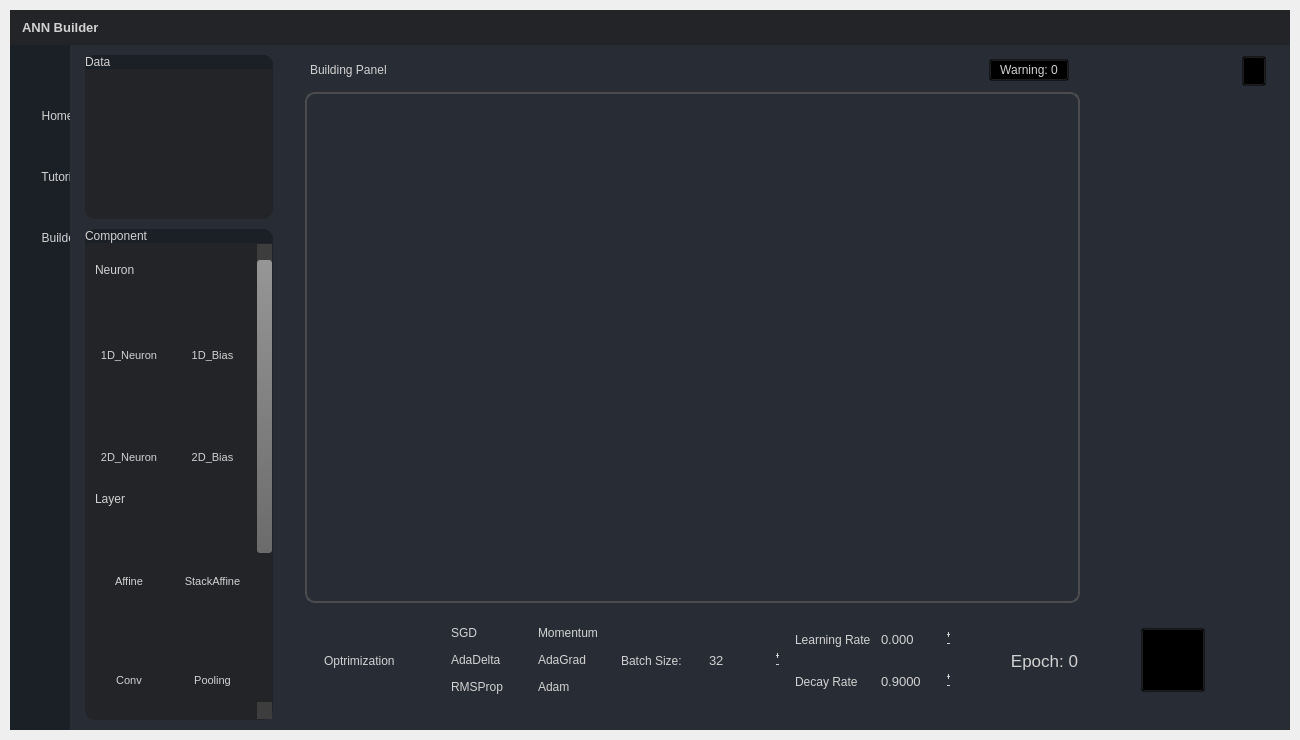
First picture: the form in ui/GuiMainWindow.ui, repository frankyiu/fyp_ANNBuilder, before the edit.
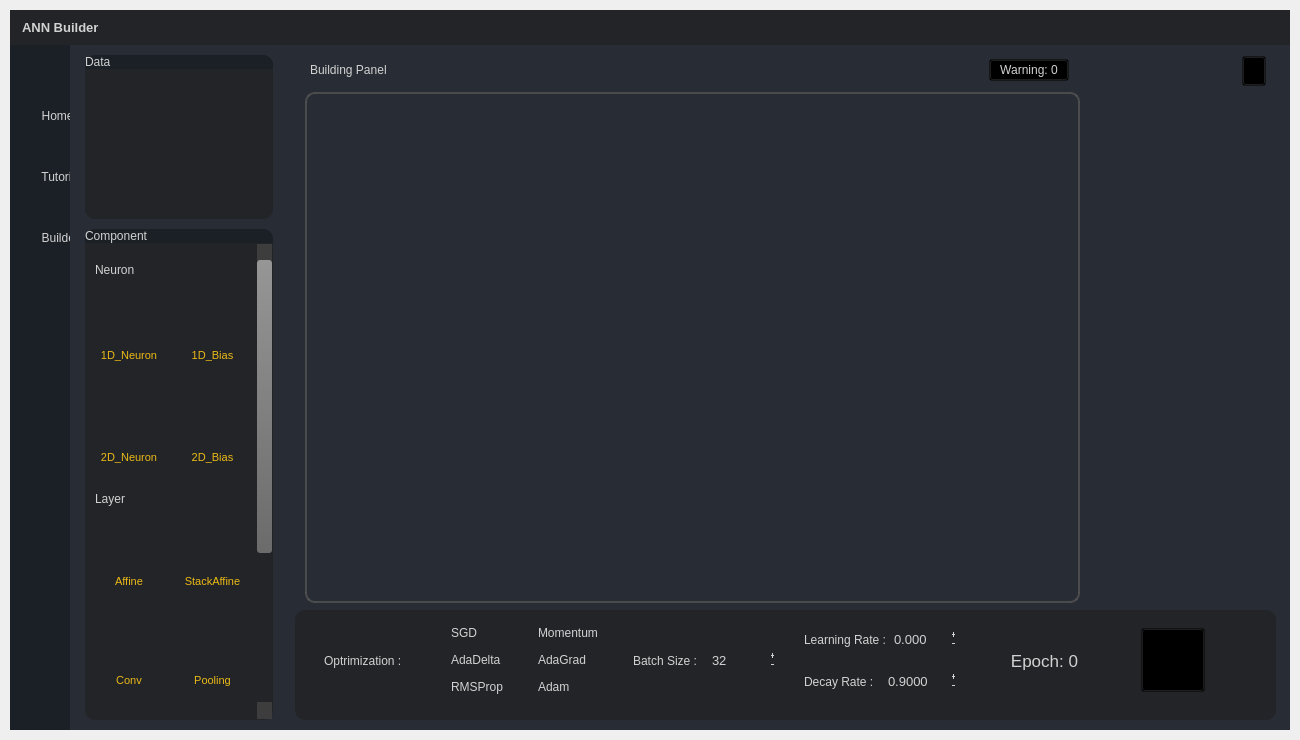
Second picture: the form after the edit. The open tabs and pages were chosen to show the change. Icons and pictures are not drawn. Custom widgets are drawn as their Qt base class.

```diff
--- a/ui/GuiMainWindow.ui
+++ b/ui/GuiMainWindow.ui
@@ -1711,6 +1711,9 @@
                                       <verstretch>0</verstretch>
                                      </sizepolicy>
                                     </property>
+                                    <property name="styleSheet">
+                                     <string notr="true">color: rgb(235, 186, 22);</string>
+                                    </property>
                                     <layout class="QGridLayout" name="gridLayout_2">
                                      <item row="1" column="0">
                                       <widget class="QWidget" name="widget_4" native="true">
@@ -2025,6 +2028,9 @@
                                       <verstretch>0</verstretch>
                                      </sizepolicy>
                                     </property>
+                                    <property name="styleSheet">
+                                     <string notr="true">color: rgb(235, 186, 22);</string>
+                                    </property>
                                     <layout class="QGridLayout" name="gridLayout_3">
                                      <item row="1" column="0">
                                       <widget class="QWidget" name="widget_9" native="true">
@@ -2839,6 +2845,12 @@
                            <height>110</height>
                           </size>
                          </property>
+                         <property name="styleSheet">
+                          <string notr="true">#draw_bottom{
+border-radius: 10px;
+background-color: rgb(35, 36, 40);
+}</string>
+                         </property>
                          <layout class="QHBoxLayout" name="horizontalLayout_14">
                           <property name="spacing">
                            <number>3</number>
@@ -2868,7 +2880,7 @@
                             </property>
                             <layout class="QHBoxLayout" name="horizontalLayout_16">
                              <property name="spacing">
-                              <number>6</number>
+                              <number>20</number>
                              </property>
                              <item>
                               <widget class="QFrame" name="frame_11">
@@ -2905,7 +2917,7 @@
                                    </font>
                                   </property>
                                   <property name="text">
-                                   <string>Optrimization</string>
+                                   <string>Optrimization :</string>
                                   </property>
                                  </widget>
                                 </item>
@@ -3054,7 +3066,7 @@
                                    </font>
                                   </property>
                                   <property name="text">
-                                   <string>Batch Size:</string>
+                                   <string>Batch Size :</string>
                                   </property>
                                  </widget>
                                 </item>
@@ -3171,7 +3183,7 @@
                                       </font>
                                      </property>
                                      <property name="text">
-                                      <string>Learning Rate</string>
+                                      <string>Learning Rate :</string>
                                      </property>
                                      <property name="alignment">
                                       <set>Qt::AlignLeading|Qt::AlignLeft|Qt::AlignVCenter</set>
@@ -3273,7 +3285,7 @@
                                       </font>
                                      </property>
                                      <property name="text">
-                                      <string>Decay Rate</string>
+                                      <string>Decay Rate :</string>
                                      </property>
                                      <property name="alignment">
                                       <set>Qt::AlignLeading|Qt::AlignLeft|Qt::AlignVCenter</set>
```
Left out of the diff: 7 changed lines with no effect on the pictures.
